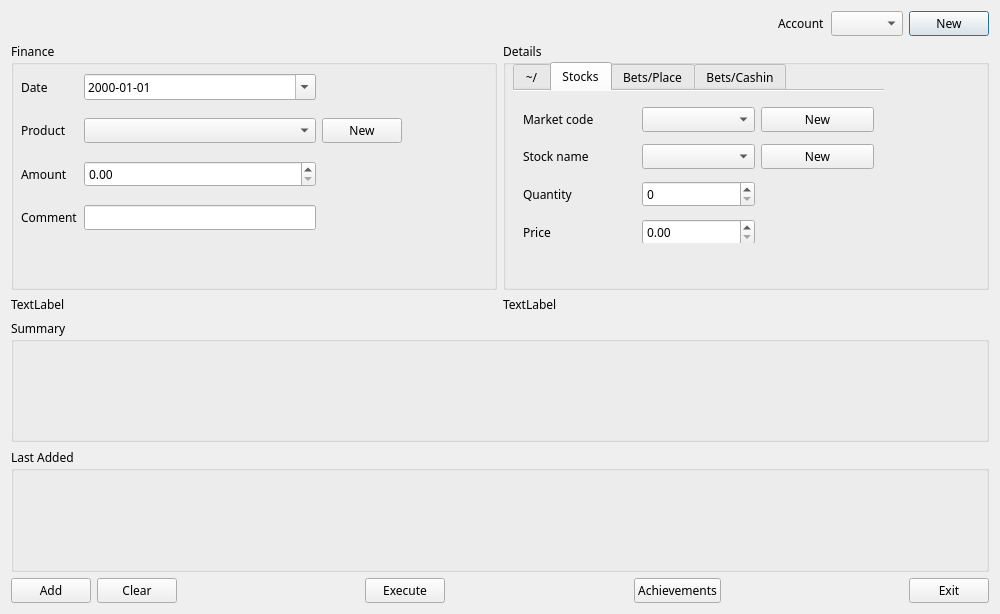
The window that qt/lisagui.ui (rockwolf/python) describes before a commit, drawn with Qt 5.
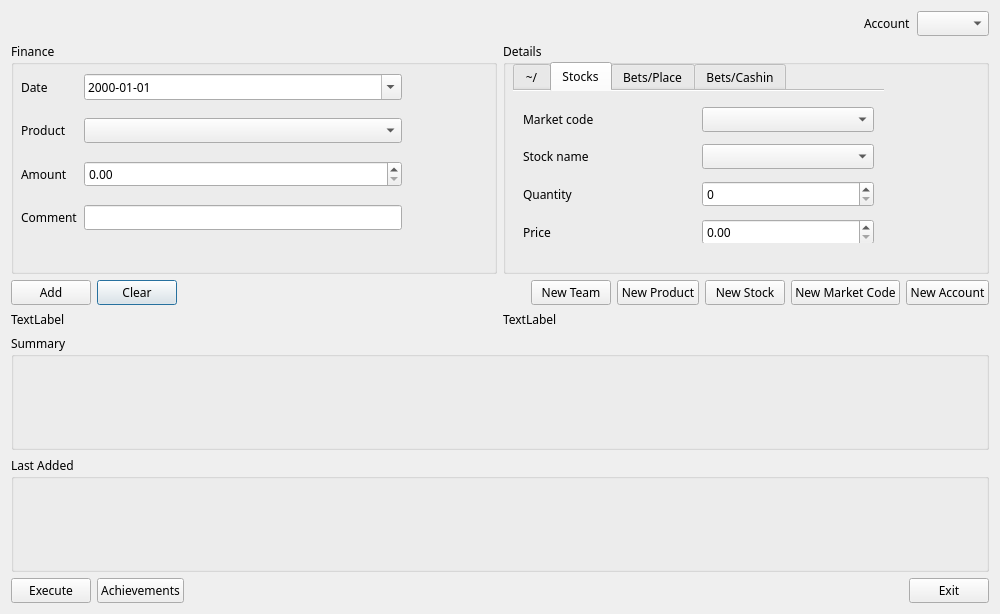
The same window after the commit.

Commit message: Fixed with the new layout.

```diff
--- a/qt/lisagui.ui
+++ b/qt/lisagui.ui
@@ -44,7 +44,7 @@
     <enum>QLayout::SetDefaultConstraint</enum>
    </property>
    <item>
-    <layout class="QVBoxLayout" name="verticalLayout_3" stretch="0,2,0,1,1,0">
+    <layout class="QVBoxLayout" name="verticalLayout_3" stretch="0,2,0,0,1,1,0">
      <item>
       <layout class="QGridLayout" name="gridLayout_8">
        <property name="sizeConstraint">
@@ -60,13 +60,6 @@
          </property>
         </widget>
        </item>
-       <item row="0" column="3">
-        <widget class="QPushButton" name="btnNewAccount">
-         <property name="text">
-          <string>New</string>
-         </property>
-        </widget>
-       </item>
        <item row="0" column="0">
         <spacer name="horizontalSpacer_3">
          <property name="orientation">
@@ -140,13 +133,6 @@
              </property>
             </widget>
            </item>
-           <item row="1" column="2">
-            <widget class="QPushButton" name="btnNew">
-             <property name="text">
-              <string>New</string>
-             </property>
-            </widget>
-           </item>
            <item row="3" column="0">
             <widget class="QLabel" name="lblAmount">
              <property name="text">
@@ -290,13 +276,6 @@
                </property>
               </widget>
              </item>
-             <item row="0" column="5">
-              <widget class="QPushButton" name="btnNewMarketCode">
-               <property name="text">
-                <string>New</string>
-               </property>
-              </widget>
-             </item>
              <item row="0" column="0">
               <widget class="QLabel" name="lblMarketCode">
                <property name="text">
@@ -328,13 +307,6 @@
              <item row="1" column="4">
               <widget class="QComboBox" name="cmbStockName"/>
              </item>
-             <item row="1" column="5">
-              <widget class="QPushButton" name="btnNewStock">
-               <property name="text">
-                <string>New</string>
-               </property>
-              </widget>
-             </item>
             </layout>
            </widget>
           </widget>
@@ -403,13 +375,6 @@
                </property>
               </widget>
              </item>
-             <item row="0" column="2">
-              <widget class="QPushButton" name="btnNewTeam">
-               <property name="text">
-                <string>New</string>
-               </property>
-              </widget>
-             </item>
             </layout>
            </widget>
           </widget>
@@ -467,13 +432,6 @@
                </property>
               </widget>
              </item>
-             <item row="0" column="2">
-              <widget class="QPushButton" name="btnNewTeam2">
-               <property name="text">
-                <string>New</string>
-               </property>
-              </widget>
-             </item>
             </layout>
            </widget>
           </widget>
@@ -482,6 +440,82 @@
        </item>
       </layout>
      </item>
+     <item>
+      <layout class="QGridLayout" name="gridLayout_11">
+       <item row="0" column="2">
+        <widget class="QPushButton" name="btnClear">
+         <property name="font">
+          <font>
+           <family>Envy Code R</family>
+          </font>
+         </property>
+         <property name="text">
+          <string>Clear</string>
+         </property>
+        </widget>
+       </item>
+       <item row="0" column="0">
+        <widget class="QPushButton" name="btnAdd">
+         <property name="font">
+          <font>
+           <family>Envy Code R</family>
+          </font>
+         </property>
+         <property name="text">
+          <string>Add</string>
+         </property>
+        </widget>
+       </item>
+       <item row="0" column="8">
+        <widget class="QPushButton" name="btnNewAccount">
+         <property name="text">
+          <string>New Account</string>
+         </property>
+        </widget>
+       </item>
+       <item row="0" column="3">
+        <spacer name="horizontalSpacer_8">
+         <property name="orientation">
+          <enum>Qt::Horizontal</enum>
+         </property>
+         <property name="sizeHint" stdset="0">
+          <size>
+           <width>40</width>
+           <height>20</height>
+          </size>
+         </property>
+        </spacer>
+       </item>
+       <item row="0" column="7">
+        <widget class="QPushButton" name="btnNewMarketCode">
+         <property name="text">
+          <string>New Market Code</string>
+         </property>
+        </widget>
+       </item>
+       <item row="0" column="6">
+        <widget class="QPushButton" name="btnNewStock">
+         <property name="text">
+          <string>New Stock</string>
+         </property>
+        </widget>
+       </item>
+       <item row="0" column="5">
+        <widget class="QPushButton" name="btnNew">
+         <property name="text">
+          <string>New Product</string>
+         </property>
+        </widget>
+       </item>
+       <item row="0" column="4">
+        <widget class="QPushButton" name="btnNewTeam">
+         <property name="text">
+          <string>New Team</string>
+         </property>
+        </widget>
+       </item>
+      </layout>
+     </item>
      <item>
       <layout class="QHBoxLayout" name="horizontalLayout" stretch="0,0">
        <property name="sizeConstraint">
@@ -528,12 +562,12 @@
          <property name="title">
           <string>Summary</string>
          </property>
-         <widget class="QTextEdit" name="txtSummary_2">
+         <widget class="QTextEdit" name="txtSummary">
           <property name="geometry">
            <rect>
             <x>10</x>
             <y>20</y>
-            <width>781</width>
+            <width>961</width>
             <height>81</height>
            </rect>
           </property>
@@ -554,6 +588,9 @@
           <property name="frameShadow">
            <enum>QFrame::Sunken</enum>
           </property>
+          <property name="readOnly">
+           <bool>true</bool>
+          </property>
          </widget>
         </widget>
        </item>
@@ -566,12 +603,12 @@
          <property name="title">
           <string>Last Added</string>
          </property>
-         <widget class="QTextEdit" name="txtLastAdded_2">
+         <widget class="QTextEdit" name="txtLastAdded">
           <property name="geometry">
            <rect>
-            <x>20</x>
+            <x>10</x>
             <y>20</y>
-            <width>781</width>
+            <width>951</width>
             <height>71</height>
            </rect>
           </property>
@@ -592,6 +629,9 @@
           <property name="frameShadow">
            <enum>QFrame::Sunken</enum>
           </property>
+          <property name="readOnly">
+           <bool>true</bool>
+          </property>
          </widget>
         </widget>
        </item>
@@ -599,20 +639,7 @@
      </item>
      <item>
       <layout class="QGridLayout" name="gridLayout_2">
-       <item row="0" column="3">
-        <spacer name="horizontalSpacer">
-         <property name="orientation">
-          <enum>Qt::Horizontal</enum>
-         </property>
-         <property name="sizeHint" stdset="0">
-          <size>
-           <width>40</width>
-           <height>20</height>
-          </size>
-         </property>
-        </spacer>
-       </item>
-       <item row="0" column="8">
+       <item row="0" column="4">
         <widget class="QPushButton" name="btnExit">
          <property name="font">
           <font>
@@ -624,31 +651,7 @@
          </property>
         </widget>
        </item>
-       <item row="0" column="0">
-        <widget class="QPushButton" name="btnAdd">
-         <property name="font">
-          <font>
-           <family>Envy Code R</family>
-          </font>
-         </property>
-         <property name="text">
-          <string>Add</string>
-         </property>
-        </widget>
-       </item>
-       <item row="0" column="2">
-        <widget class="QPushButton" name="btnClear">
-         <property name="font">
-          <font>
-           <family>Envy Code R</family>
-          </font>
-         </property>
-         <property name="text">
-          <string>Clear</string>
-         </property>
-        </widget>
-       </item>
-       <item row="0" column="4">
+       <item row="0" column="1">
         <widget class="QPushButton" name="btnExecute">
          <property name="font">
           <font>
@@ -660,27 +663,14 @@
          </property>
         </widget>
        </item>
-       <item row="0" column="5">
-        <spacer name="horizontalSpacer_2">
-         <property name="orientation">
-          <enum>Qt::Horizontal</enum>
-         </property>
-         <property name="sizeHint" stdset="0">
-          <size>
-           <width>40</width>
-           <height>20</height>
-          </size>
-         </property>
-        </spacer>
-       </item>
-       <item row="0" column="6">
+       <item row="0" column="2">
         <widget class="QPushButton" name="btnAchievements">
          <property name="text">
           <string>Achievements</string>
          </property>
         </widget>
        </item>
-       <item row="0" column="7">
+       <item row="0" column="3">
         <spacer name="horizontalSpacer_4">
          <property name="orientation">
           <enum>Qt::Horizontal</enum>
```
The commit also changes 1 other file.
